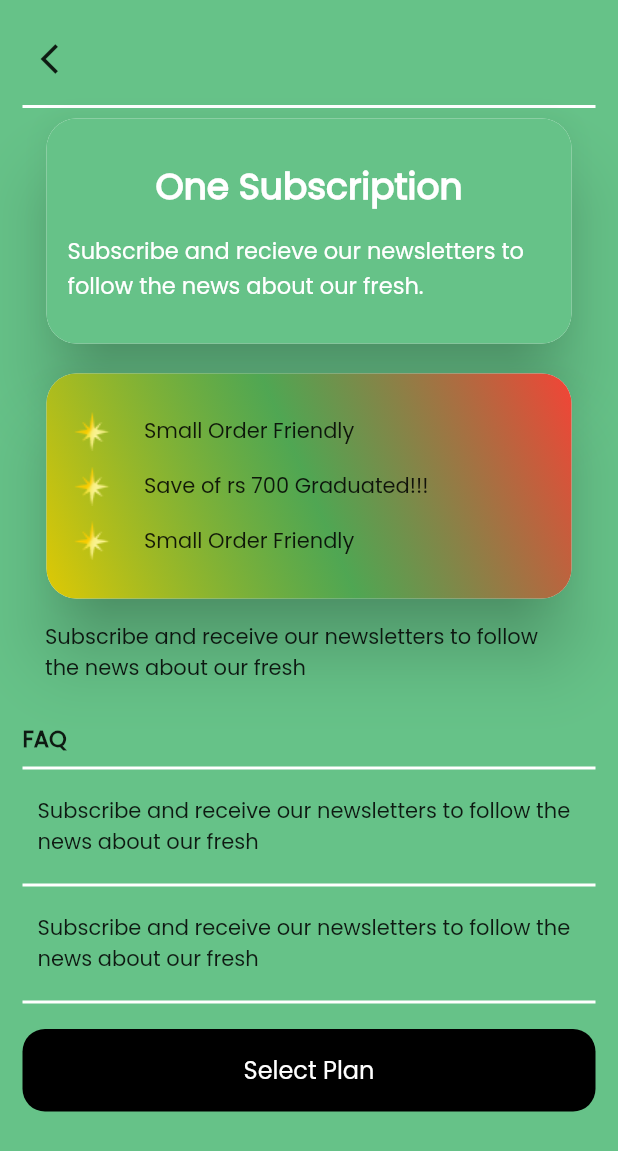
After one commit to manjitsaha/UBFACTORY-FOOD-DELIVERY-FLUTTER, a Flutter app: the Subscription screen opened by its route, on a phone screen of 412 x 824 dp. The commit adds this screen. Shown: the top 1151 px of the screen. Run offline on Flutter 3.47's test engine with Material 2 defaults, Android fonts, the light colour scheme and no system bars; our stand-ins replace get.

Commit message:
Subscription Screen

```diff
--- a/lib/core/style/style.dart
+++ b/lib/core/style/style.dart
@@ -7,5 +7,6 @@ class Style{
   static TextStyle heading=TextStyle(fontSize: 24,fontWeight: FontWeight.w800,color: ColorConstant.black);
   static TextStyle head=TextStyle(fontSize: 24,fontWeight: FontWeight.w800,color: ColorConstant.backgound);
   static TextStyle smallHead= const TextStyle(fontSize: 15,fontWeight: FontWeight.w700);
-
+  static TextStyle whiteHeading=TextStyle(fontSize: 24,fontWeight: FontWeight.w800,color: ColorConstant.white);
+static TextStyle  whitesmall=  TextStyle(fontSize: 15,fontWeight: FontWeight.w500,color: ColorConstant.white);
 }
--- a/lib/profile/profile.dart
+++ b/lib/profile/profile.dart
@@ -1,5 +1,7 @@
 import 'package:flutter/material.dart';
+import 'package:get/get.dart';
 import 'package:newfigma/core/constant/color.dart';
+import 'package:newfigma/subscription/subscription.dart';
 import 'package:newfigma/widgets/button.dart';
 import 'package:newfigma/widgets/icon_text.dart';
 
@@ -49,9 +51,15 @@ class _ProfileState extends State<Profile> {
               const Divider(thickness: 2,),
               const IconTextWidget(text: 'Notification', icon: Icons.arrow_forward_ios, icon1: Icons.notifications_outlined,),
               const Divider(thickness: 2,),
+              GestureDetector(
+              onTap: () {
+                Get.to(const Subscription());
+              },
+              child: const IconTextWidget(text: 'Subscription', icon: Icons.arrow_forward_ios, icon1: Icons.subscriptions_outlined,)),
+              const Divider(thickness: 2,),
               const IconTextWidget(text: 'About', icon: Icons.arrow_forward_ios, icon1: Icons.info_outline,),
               const Divider(thickness: 2,),
-              const SizedBox(height: 80,),
+              const SizedBox(height: 50,),
               ButtonWidget(onPressed: (){},
                text: 'Log Out',
                backgroundColor: const Color.fromARGB(255, 235, 233, 233), textColor: ColorConstant.backgound)
--- a/lib/routes/AppRoutes.dart
+++ b/lib/routes/AppRoutes.dart
@@ -18,6 +18,7 @@ import 'package:newfigma/search/search.dart';
 import 'package:newfigma/signIn/SignIn.dart';
 import 'package:newfigma/signup/signup.dart';
 import 'package:newfigma/splashScreen.dart';
+import 'package:newfigma/subscription/subscription.dart';
 
 class AppRoutes{
   static String splashScreen='/SplashScreen';
@@ -39,6 +40,7 @@ class AppRoutes{
  static String search='/Search';
  static String signIn='/SignIn';
  static String signup='/SignUp';
+ static String subscription='/Subscription';
 
   static List<GetPage> pages=[
     GetPage(name: splashScreen, page: ()=>const SplashScreen()),
@@ -60,6 +62,7 @@ class AppRoutes{
     GetPage(name: search, page: ()=>const Search()),
     GetPage(name: signIn, page: ()=>const SignIn()),
     GetPage(name: signup, page: ()=>const SignUp()),
+    GetPage(name: subscription, page: ()=>const Subscription()),
 
   ];
 }
--- /dev/null
+++ b/lib/subscription/subscription.dart
@@ -0,0 +1,122 @@
+import 'package:flutter/material.dart';
+import 'package:get/get.dart';
+import 'package:newfigma/core/constant/color.dart';
+import 'package:newfigma/core/style/style.dart';
+import 'package:newfigma/widgets/button.dart';
+
+class Subscription extends StatefulWidget {
+  const Subscription({super.key});
+
+  @override
+  State<Subscription> createState() => _SubscriptionState();
+}
+
+class _SubscriptionState extends State<Subscription> {
+  @override
+  Widget build(BuildContext context) {
+    return SafeArea(
+      child: Scaffold(
+        body: Padding(
+          padding: const EdgeInsets.all(15.0),
+          child: Column(crossAxisAlignment: CrossAxisAlignment.start,
+            children: [
+              IconButton(onPressed: (){Get.back();},
+               icon: const Icon(Icons.arrow_back_ios)),
+               Divider(thickness: 2,color: ColorConstant.white,),
+               Center(
+                 child: Material(
+                  borderRadius: BorderRadius.circular(20),
+                  elevation: 20,
+                   child: Container(
+                    height: 150,
+                    width: 350,
+                    decoration: BoxDecoration(
+                      color: ColorConstant.backgound,
+                      borderRadius: BorderRadius.circular(20)
+                    ),
+                    child:Padding(
+                      padding: const EdgeInsets.all(14.0),
+                      child: Column(mainAxisAlignment: MainAxisAlignment.spaceEvenly,
+                        children: [
+                          Text('One Subscription',style: Style.whiteHeading,),
+                          Text('Subscribe and recieve our newsletters to follow the news about our fresh.',style: Style.whitesmall,)
+                        ],
+                      ),
+                    ) ,
+                   ),
+                 ),
+               ),
+               const SizedBox(height: 20,),
+               Center(
+                 child: Material(
+                  elevation: 20,
+                  borderRadius: BorderRadius.circular(20),
+                  child: Container(
+                     height: 150,
+                      width: 350,
+                    decoration: BoxDecoration(
+                      gradient: const LinearGradient(colors: [Color.fromARGB(255, 223, 201, 4),Color.fromARGB(209, 42, 148, 46),Colors.red],
+                      begin: Alignment.bottomLeft,
+                      end: Alignment.topRight,
+                      ),
+                      borderRadius: BorderRadius.circular(20)
+                    ),
+                    child: const Padding(
+                      padding: EdgeInsets.all(15),
+                      child: Column(mainAxisAlignment: MainAxisAlignment.spaceEvenly,
+                        children: [
+                          Row(
+                            children: [
+                              Image(image: AssetImage('assets/images/sub.png')),
+                              SizedBox(width: 20,),
+                              Text('Small Order Friendly')
+                            ],
+                          ),
+                             Row(
+                            children: [
+                              Image(image: AssetImage('assets/images/sub.png')),
+                              SizedBox(width: 20,),
+                              Text('Save of rs 700 Graduated!!!')
+                            ],
+                          ),
+                             Row(
+                            children: [
+                              Image(image: AssetImage('assets/images/sub.png')),
+                              SizedBox(width: 20,),
+                              Text('Small Order Friendly')
+                            ],
+                          ),
+                         ],
+                      ),
+                    ),
+                  ),
+                 ),
+               ),
+               const Padding(
+                 padding: EdgeInsets.all(15.0),
+                 child: Text('Subscribe and receive our newsletters to follow the news about our fresh'),
+               ),
+              const SizedBox(height: 10,),
+              Text('FAQ',style: Style.smallHead,),
+              Divider(thickness: 2,color: ColorConstant.white,),
+               const Padding(
+                 padding: EdgeInsets.all(10.0),
+                 child: Text('Subscribe and receive our newsletters to follow the news about our fresh'),
+               ),
+               Divider(thickness: 2,color: ColorConstant.white,),
+               const Padding(
+                 padding: EdgeInsets.all(10.0),
+                 child: Text('Subscribe and receive our newsletters to follow the news about our fresh'),
+               ),
+              Divider(thickness: 2,color: ColorConstant.white,),
+              const SizedBox(height: 10,),
+              ButtonWidget(onPressed: (){},
+               text: 'Select Plan', backgroundColor: ColorConstant.black, textColor: ColorConstant.white)
+            ],
+          ),
+        ),
+        backgroundColor: ColorConstant.backgound,
+      ),
+    );
+  }
+}
```
Also changed, not shown: assets/images/sub.png (added), 3 other files.
